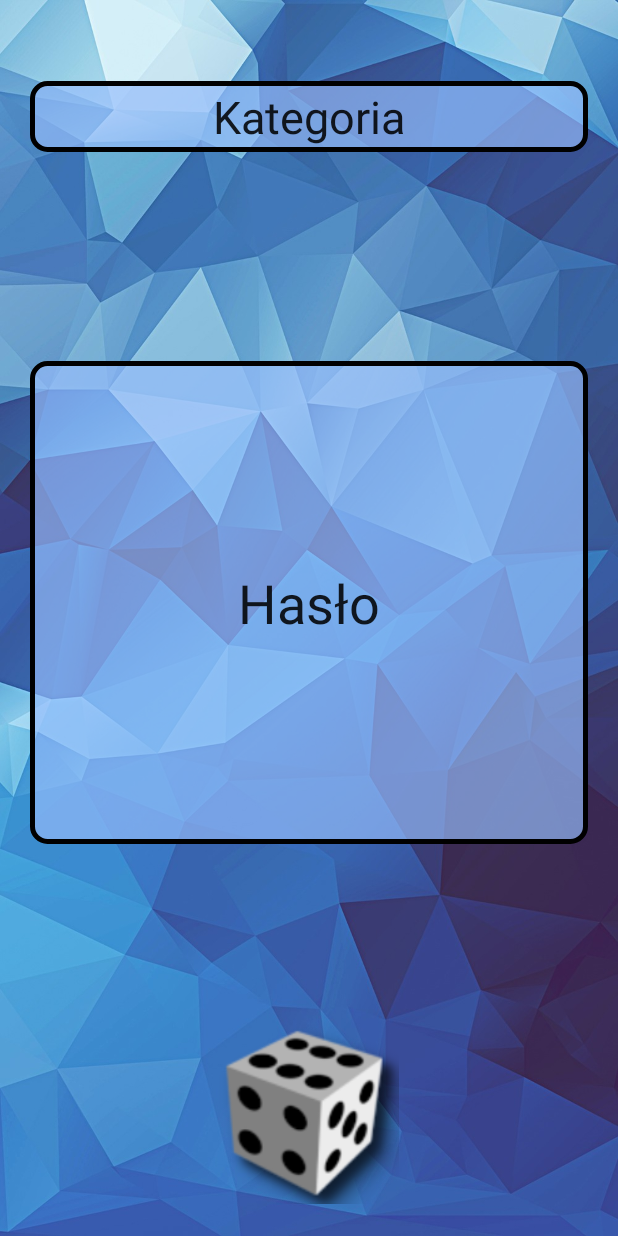
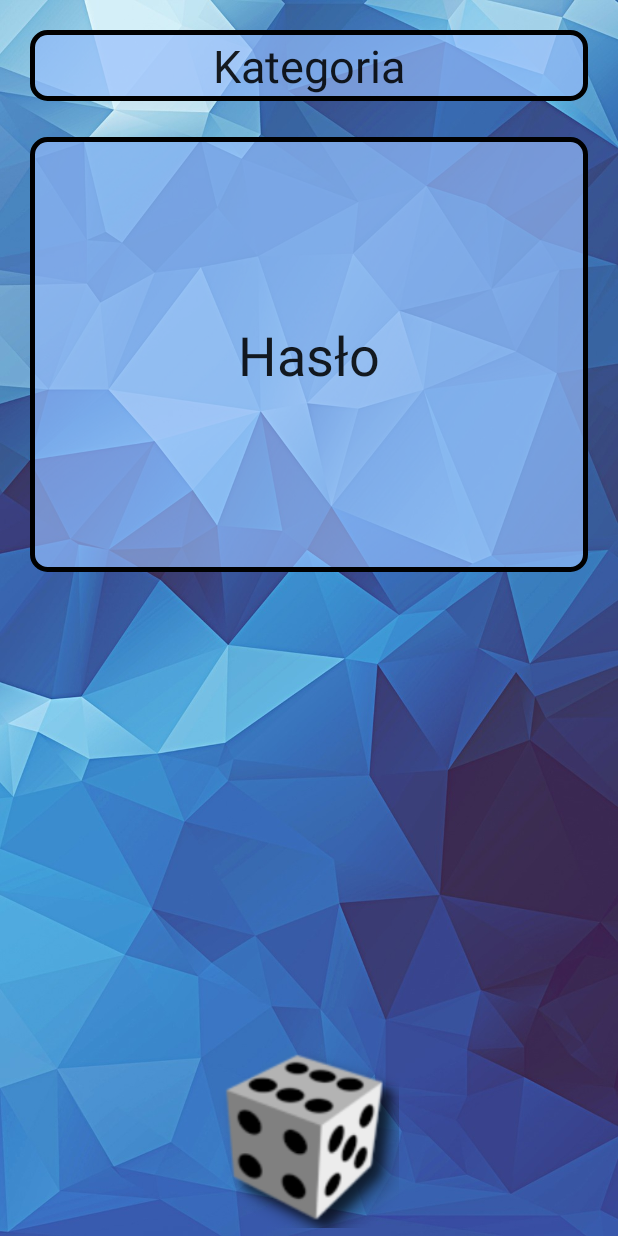
Before and after one commit to SzymG/AjjKalamba, an Android app: the HomeActivity screen opened directly, with no data from a screen before it, on a phone screen of 412 x 824 dp. Run offline under Robolectric (Android 15) with nearby library versions, the light colour scheme and no system bars; Roboto replaces fonts that are not available here.

Commit message:
Fixed bug with layouts

```diff
--- a/app/src/main/res/layout/activity_home.xml
+++ b/app/src/main/res/layout/activity_home.xml
@@ -1,5 +1,5 @@
 <?xml version="1.0" encoding="utf-8"?>
-<android.support.constraint.ConstraintLayout xmlns:android="http://schemas.android.com/apk/res/android"
+<LinearLayout xmlns:android="http://schemas.android.com/apk/res/android"
     xmlns:app="http://schemas.android.com/apk/res-auto"
     xmlns:tools="http://schemas.android.com/tools"
     android:layout_width="match_parent"
@@ -8,23 +8,10 @@
     android:orientation="vertical"
     tools:context=".HomeActivity">
 
-
-    <Button
-        android:id="@+id/button"
-        android:layout_width="120dp"
-        android:layout_height="120dp"
-        android:layout_marginStart="8dp"
-        android:layout_marginLeft="8dp"
-        android:layout_marginTop="8dp"
-        android:layout_marginEnd="8dp"
-        android:layout_marginRight="8dp"
-        android:layout_marginBottom="8dp"
-        android:background="@drawable/cube"
-        app:layout_constraintBottom_toBottomOf="parent"
-        app:layout_constraintEnd_toEndOf="parent"
-        app:layout_constraintStart_toStartOf="parent"
-        app:layout_constraintTop_toTopOf="parent"
-        app:layout_constraintVertical_bias="0.981" />
+    <android.support.constraint.ConstraintLayout
+        android:layout_width="match_parent"
+        android:layout_height="match_parent"
+        android:orientation="vertical">
 
         <TextView
             android:id="@+id/textView3"
@@ -32,41 +19,58 @@
             android:layout_height="47dp"
             android:layout_marginStart="20dp"
             android:layout_marginLeft="20dp"
-        android:layout_marginTop="16dp"
+            android:layout_marginTop="20dp"
             android:layout_marginEnd="20dp"
-        android:layout_marginRight="8dp"
-        android:layout_marginBottom="8dp"
+            android:layout_marginRight="20dp"
             android:background="@drawable/rounded_corners_big"
             android:gravity="center"
+            android:orientation="vertical"
             android:text="@string/category"
             android:textAppearance="@android:style/TextAppearance.DeviceDefault.WindowTitle"
             android:textSize="30sp"
             app:fontFamily="@font/fredoka_one"
-        app:layout_constraintBottom_toTopOf="@+id/textView5"
             app:layout_constraintEnd_toEndOf="parent"
-        app:layout_constraintHorizontal_bias="0.511"
             app:layout_constraintStart_toStartOf="parent"
-        app:layout_constraintTop_toTopOf="parent"
-        app:layout_constraintVertical_bias="0.223" />
+            app:layout_constraintTop_toTopOf="parent" />
 
         <TextView
             android:id="@+id/textView5"
             android:layout_width="match_parent"
-        android:layout_height="322dp"
+            android:layout_height="290dp"
             android:layout_marginStart="20dp"
             android:layout_marginLeft="20dp"
+            android:layout_marginTop="24dp"
             android:layout_marginEnd="20dp"
             android:layout_marginRight="20dp"
-        android:layout_marginBottom="120dp"
             android:background="@drawable/rounded_corners_big"
             android:gravity="center"
+            android:orientation="vertical"
             android:text="Hasło"
             android:textAppearance="@style/TextAppearance.AppCompat.Title"
             android:textSize="36sp"
             app:fontFamily="@font/fredoka_one"
-        app:layout_constraintBottom_toTopOf="@+id/button"
             app:layout_constraintEnd_toEndOf="parent"
-        app:layout_constraintHorizontal_bias="0.0"
+            app:layout_constraintStart_toStartOf="parent"
+            app:layout_constraintTop_toBottomOf="@+id/textView3" />
+
+        <Button
+            android:id="@+id/button"
+            android:layout_width="120dp"
+            android:layout_height="120dp"
+            android:layout_gravity="center"
+            android:layout_marginStart="8dp"
+            android:layout_marginLeft="8dp"
+            android:layout_marginEnd="8dp"
+            android:layout_marginRight="8dp"
+            android:layout_marginBottom="5dp"
+            android:background="@drawable/cube"
+            android:orientation="vertical"
+            app:layout_constraintBottom_toBottomOf="parent"
+            app:layout_constraintEnd_toEndOf="parent"
             app:layout_constraintStart_toStartOf="parent" />
 
     </android.support.constraint.ConstraintLayout>
+
+
+
+</LinearLayout>
--- a/app/src/main/res/layout/activity_main.xml
+++ b/app/src/main/res/layout/activity_main.xml
@@ -6,7 +6,8 @@
     android:layout_height="match_parent"
     android:background="@drawable/tlo"
     tools:context=".MainActivity"
-    tools:layout_editor_absoluteY="25dp">
+    tools:layout_editor_absoluteY="25dp"
+    android:orientation="vertical">
 
     <ImageView
         android:id="@+id/img"
@@ -14,11 +15,12 @@
         android:layout_height="193dp"
         android:layout_marginStart="8dp"
         android:layout_marginLeft="8dp"
-        android:layout_marginTop="156dp"
+        android:layout_marginTop="112dp"
         android:layout_marginEnd="8dp"
         android:layout_marginRight="8dp"
+        android:alpha="0"
+        android:orientation="vertical"
         android:src="@drawable/icon"
-        android:alpha="0"
         app:layout_constraintEnd_toEndOf="parent"
         app:layout_constraintHorizontal_bias="0.497"
         app:layout_constraintStart_toStartOf="parent"
@@ -32,8 +34,9 @@
         android:layout_marginLeft="8dp"
         android:layout_marginEnd="8dp"
         android:layout_marginRight="8dp"
-        android:layout_marginBottom="108dp"
+        android:layout_marginBottom="76dp"
         android:background="@drawable/button"
+        android:orientation="vertical"
         app:layout_constraintBottom_toBottomOf="parent"
         app:layout_constraintEnd_toEndOf="parent"
         app:layout_constraintHorizontal_bias="0.494"
```
Lines whose indentation alone changed are shown as unchanged.
